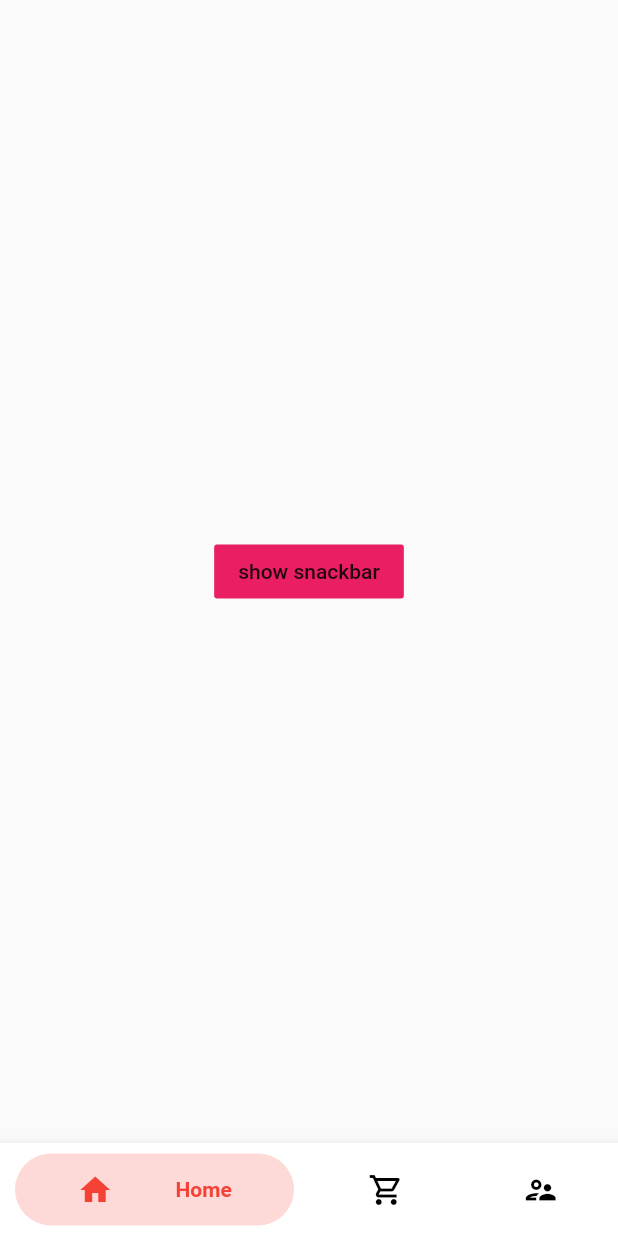
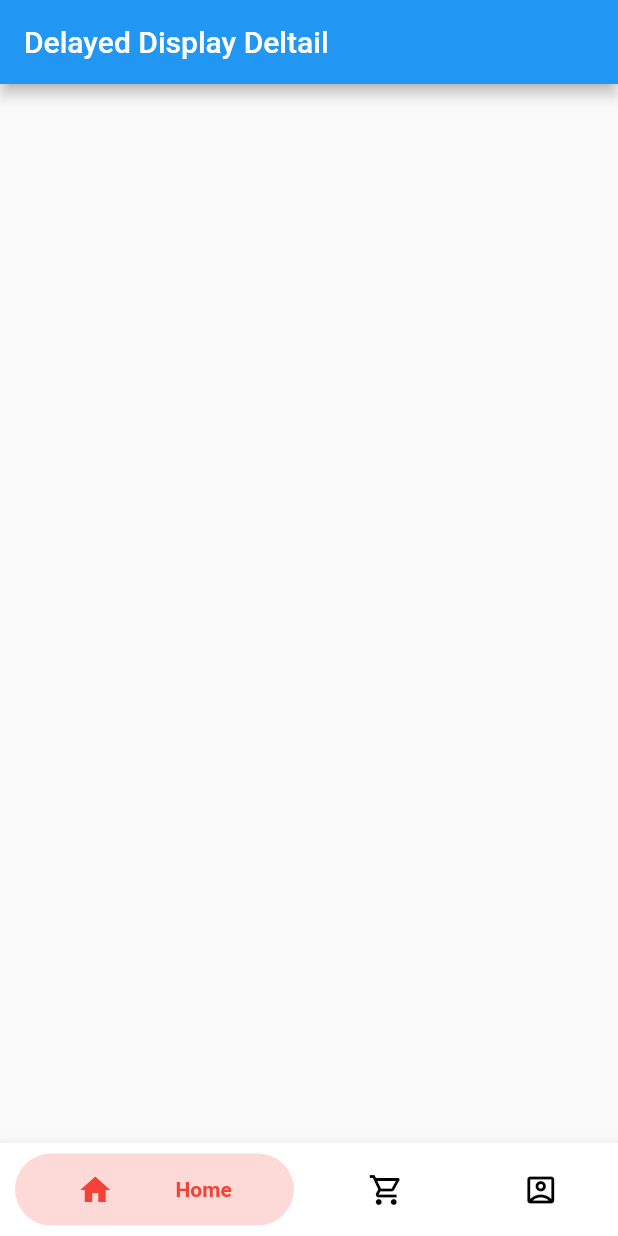
Before and after one commit to nam-ui/Flutter-App__Movies, a Flutter app: the screen it shows after launch, swiped to page 2, on a phone screen of 412 x 824 dp. Run offline on Flutter 3.47's test engine with Material 2 defaults, Android fonts, the phone set to English and light mode, and no system bars; drawn by our look-alikes of bubble_bottom_bar, delayed_display; our stand-ins replace fluro; missing offline and left inert: app_tieng_nhat, wiredash; Roboto replaces fonts that are missing (notoSerif).

Commit message:
routes-finits

```diff
--- a/lib/main.dart
+++ b/lib/main.dart
@@ -1,7 +1,6 @@
 import 'package:flutter/material.dart';
 import 'package:wiredash/wiredash.dart';
 
-import 'config_app.dart';
 import 'routes/app_pages.dart';
 import 'routes/app_routes.dart';
 import 'screen/components/nav_bar/navigation_bottom.dart';
@@ -43,7 +42,7 @@
               onGenerateRoute: AppPages.router.generator,
               initialRoute: AppRoutes.HOME,
               debugShowCheckedModeBanner: false,
-              home: NavigationBottom(),
+              home: const NavigationBottom(),
             ));
       },
     ); // Wiredash Home
--- a/lib/screen/components/nav_bar/navigation_bottom.dart
+++ b/lib/screen/components/nav_bar/navigation_bottom.dart
@@ -1,24 +1,29 @@
+import 'package:bubble_bottom_bar/bubble_bottom_bar.dart';
 import 'package:flutter/material.dart';
-import 'package:bubble_bottom_bar/bubble_bottom_bar.dart';
 import 'package:movie_super/model/NavigataBottomModel.dart';
+import 'package:movie_super/screen/details/MovieDetails.dart';
 
-import 'package:movie_super/screen/details/MovieDetails.dart';
 import '../../accounts/Accounts.dart';
 import '../../home/home_screen.dart';
 
 class NavigationBottom extends StatefulWidget {
+  const NavigationBottom({Key? key}) : super(key: key);
   @override
   _NavigationBottomState createState() => _NavigationBottomState();
 }
 
 class _NavigationBottomState extends State<NavigationBottom> {
+  // Page view controller
   PageController _pageController = PageController();
   final _widgetOptions = [const Home(), const MovieDetails(), const Account()];
+
+  // List navigation_bottom
+  int currentIndex = 0;
   final List<NavigataBottomModel> titles = [
     NavigataBottomModel(IconData(0xe318, fontFamily: 'MaterialIcons'), "Home"),
     NavigataBottomModel(IconData(0xf37f, fontFamily: 'MaterialIcons'), "Cart"),
     NavigataBottomModel(
-        IconData(0xf402, fontFamily: 'MaterialIcons'), "Account"),
+        IconData(0xee34, fontFamily: 'MaterialIcons'), "Account"),
   ];
 
   @override
@@ -29,6 +34,7 @@ class _NavigationBottomState extends State<NavigationBottom> {
       return Scaffold(
         body: NotificationListener<ScrollNotification>(
           child: PageView(
+            pageSnapping: true,
             physics: const NeverScrollableScrollPhysics(),
             controller: _pageController,
             children: _widgetOptions.map((c) => Container(child: c)).toList(),
@@ -36,6 +42,15 @@ class _NavigationBottomState extends State<NavigationBottom> {
         ),
         bottomNavigationBar: BubbleBottomBar(
           opacity: .2,
+          currentIndex: currentIndex,
+          onTap: (page) {
+            _pageController.animateToPage(page!,
+                curve: Curves.easeInOutQuad,
+                duration: Duration(milliseconds: 250));
+            setState(() {
+              currentIndex = page;
+            });
+          },
           items: titles.map((title) {
             return BubbleBottomBarItem(
               backgroundColor: Colors.red,
@@ -47,7 +62,8 @@ class _NavigationBottomState extends State<NavigationBottom> {
                 title.icon,
                 color: Colors.red,
               ),
-                title: Text(title.title));
+              title: Text(title.title),
+            );
           }).toList(),
         ),
       );
--- a/lib/screen/details/MovieDetails.dart
+++ b/lib/screen/details/MovieDetails.dart
@@ -1,3 +1,4 @@
+import 'package:delayed_display/delayed_display.dart';
 import 'package:flutter/material.dart';
 
 class MovieDetails extends StatefulWidget {
@@ -9,17 +10,16 @@ class MovieDetails extends StatefulWidget {
 class _MovieDetailsState extends State<MovieDetails> {
   @override
   Widget build(BuildContext context) {
-    return Scaffold(
-      body: Center(
-        child: FlatButton(
-          child: Text('show snackbar'),
-          color: Colors.pink,
-          onPressed: () {
-            final snackBar = SnackBar(content: Text('MovieDetail'));
-            Scaffold.of(context).showSnackBar(snackBar);
-          },
+    return StreamBuilder<Color>(builder: (context, snapshot) {
+      return DelayedDisplay(
+        delay: Duration(milliseconds: 500),
+        child: Scaffold(
+          backgroundColor: snapshot.data,
+          appBar: AppBar(
+            title: Text('Delayed Display Deltail'),
+          ),
         ),
-      ),
-    );
+      );
+    });
   }
 }
```
Also changed, not shown: lib/screen/accounts/Accounts.dart (+7 -5 lines), lib/screen/home/home_screen.dart (+8 -9 lines). Lines whose indentation alone changed are shown as unchanged.
